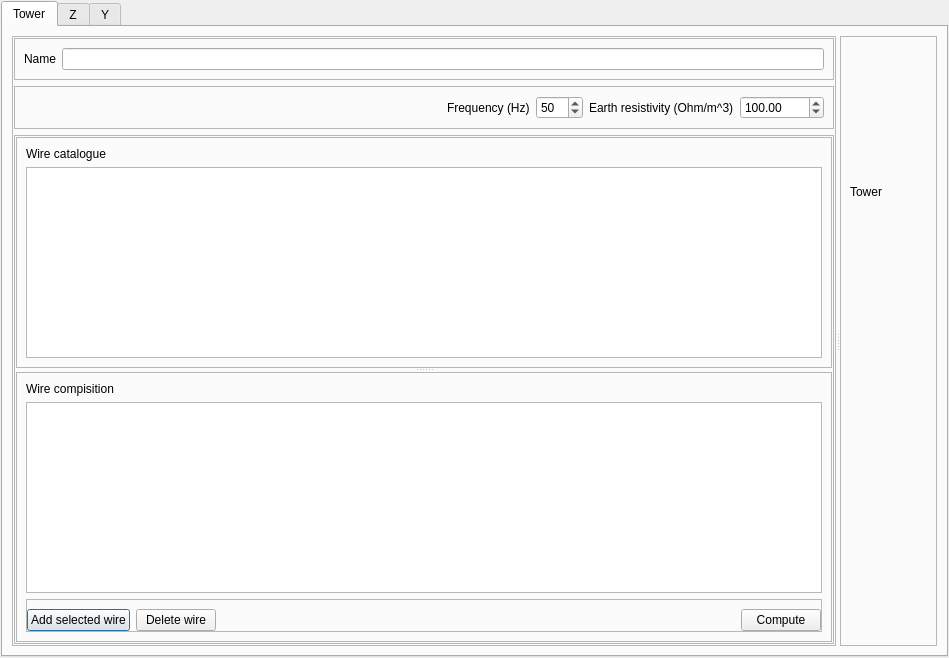
Qt form src/GridCal/Gui/LineBuilder/gui.ui (SanPen/GridCal) before a commit.
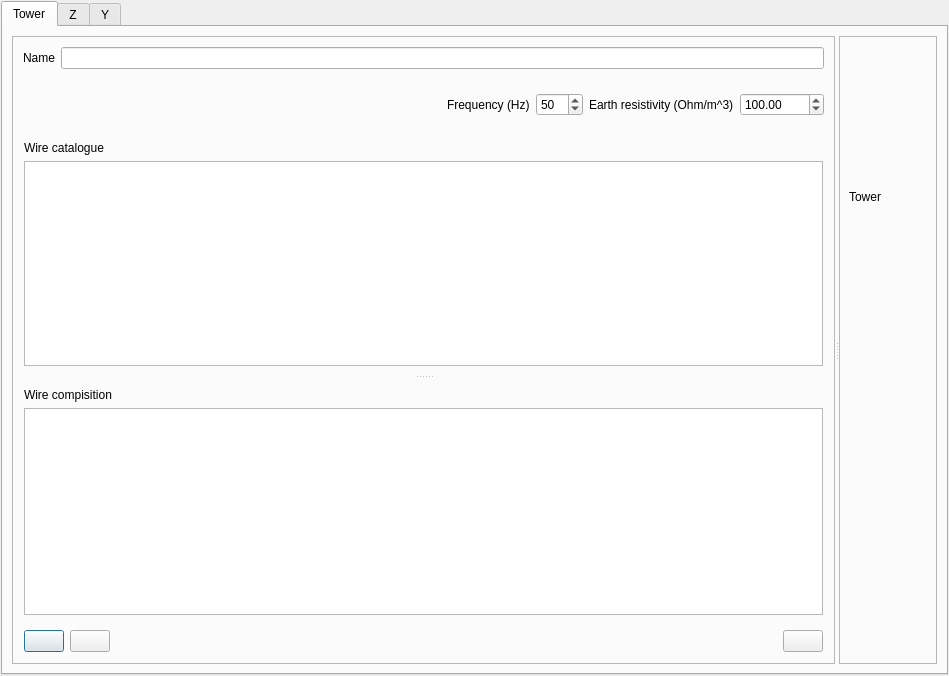
The same form after that commit. Icons and pictures are not drawn. Custom widgets are drawn as their Qt base class.

Patch:
```diff
--- a/src/GridCal/Gui/LineBuilder/gui.ui
+++ b/src/GridCal/Gui/LineBuilder/gui.ui
@@ -7,7 +7,7 @@
     <x>0</x>
     <y>0</y>
     <width>949</width>
-    <height>537</height>
+    <height>676</height>
    </rect>
   </property>
   <property name="windowTitle">
@@ -70,7 +70,7 @@
               </sizepolicy>
              </property>
              <property name="frameShape">
-              <enum>QFrame::StyledPanel</enum>
+              <enum>QFrame::NoFrame</enum>
              </property>
              <property name="frameShadow">
               <enum>QFrame::Raised</enum>
@@ -98,7 +98,7 @@
               </sizepolicy>
              </property>
              <property name="frameShape">
-              <enum>QFrame::StyledPanel</enum>
+              <enum>QFrame::NoFrame</enum>
              </property>
              <property name="frameShadow">
               <enum>QFrame::Raised</enum>
@@ -163,7 +163,7 @@
               </sizepolicy>
              </property>
              <property name="frameShape">
-              <enum>QFrame::StyledPanel</enum>
+              <enum>QFrame::NoFrame</enum>
              </property>
              <property name="frameShadow">
               <enum>QFrame::Raised</enum>
@@ -188,7 +188,7 @@
                 </property>
                 <widget class="QFrame" name="frame_3">
                  <property name="frameShape">
-                  <enum>QFrame::StyledPanel</enum>
+                  <enum>QFrame::NoFrame</enum>
                  </property>
                  <property name="frameShadow">
                   <enum>QFrame::Raised</enum>
@@ -208,7 +208,7 @@
                 </widget>
                 <widget class="QFrame" name="frame_4">
                  <property name="frameShape">
-                  <enum>QFrame::StyledPanel</enum>
+                  <enum>QFrame::NoFrame</enum>
                  </property>
                  <property name="frameShadow">
                   <enum>QFrame::Raised</enum>
@@ -227,7 +227,7 @@
                   <item>
                    <widget class="QFrame" name="frame">
                     <property name="frameShape">
-                     <enum>QFrame::StyledPanel</enum>
+                     <enum>QFrame::NoFrame</enum>
                     </property>
                     <property name="frameShadow">
                      <enum>QFrame::Raised</enum>
@@ -245,15 +245,26 @@
                      <item>
                       <widget class="QPushButton" name="add_to_tower_pushButton">
                        <property name="text">
-                        <string>Add selected wire</string>
+                        <string/>
+                       </property>
+                       <property name="icon">
+                        <iconset resource="icons.qrc">
+                         <normaloff>:/Icons/icons/plus.svg</normaloff>:/Icons/icons/plus.svg</iconset>
                        </property>
                       </widget>
                      </item>
                      <item>
                       <widget class="QPushButton" name="delete_from_tower_pushButton">
-                       <property name="text">
+                       <property name="toolTip">
                         <string>Delete wire</string>
                        </property>
+                       <property name="text">
+                        <string/>
+                       </property>
+                       <property name="icon">
+                        <iconset resource="icons.qrc">
+                         <normaloff>:/Icons/icons/minus.svg</normaloff>:/Icons/icons/minus.svg</iconset>
+                       </property>
                       </widget>
                      </item>
                      <item>
@@ -272,7 +283,11 @@
                      <item>
                       <widget class="QPushButton" name="compute_pushButton">
                        <property name="text">
-                        <string>Compute</string>
+                        <string/>
+                       </property>
+                       <property name="icon">
+                        <iconset resource="icons.qrc">
+                         <normaloff>:/Icons/icons/gear.svg</normaloff>:/Icons/icons/gear.svg</iconset>
                        </property>
                       </widget>
                      </item>
```
Left out of the diff: 10 changed lines with no effect on the pictures.
